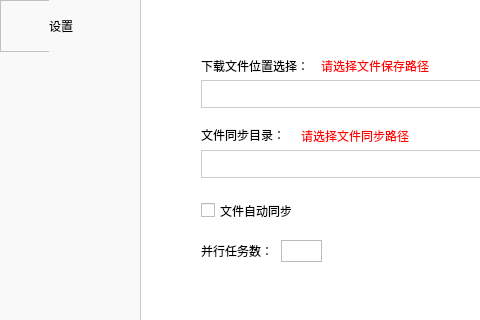
Qt form src/NetDisk/configpanel.ui (birdman1992/NetDisk) before a commit; both pictures show x 0 to 480 and y 0 to 320 of the 675 by 481 pixel window.
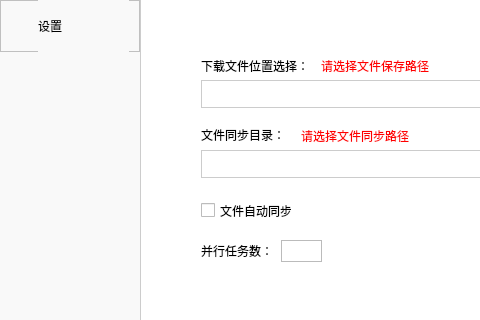
The same form after that commit. Icons and pictures are not drawn.

What changed in the file:
```diff
--- a/src/NetDisk/configpanel.ui
+++ b/src/NetDisk/configpanel.ui
@@ -60,7 +60,7 @@
        <widget class="QLabel" name="label_5">
         <property name="geometry">
          <rect>
-          <x>49</x>
+          <x>38</x>
           <y>0</y>
           <width>91</width>
           <height>52</height>
```
Left out of the diff: 24 changed lines with no effect on the pictures.
